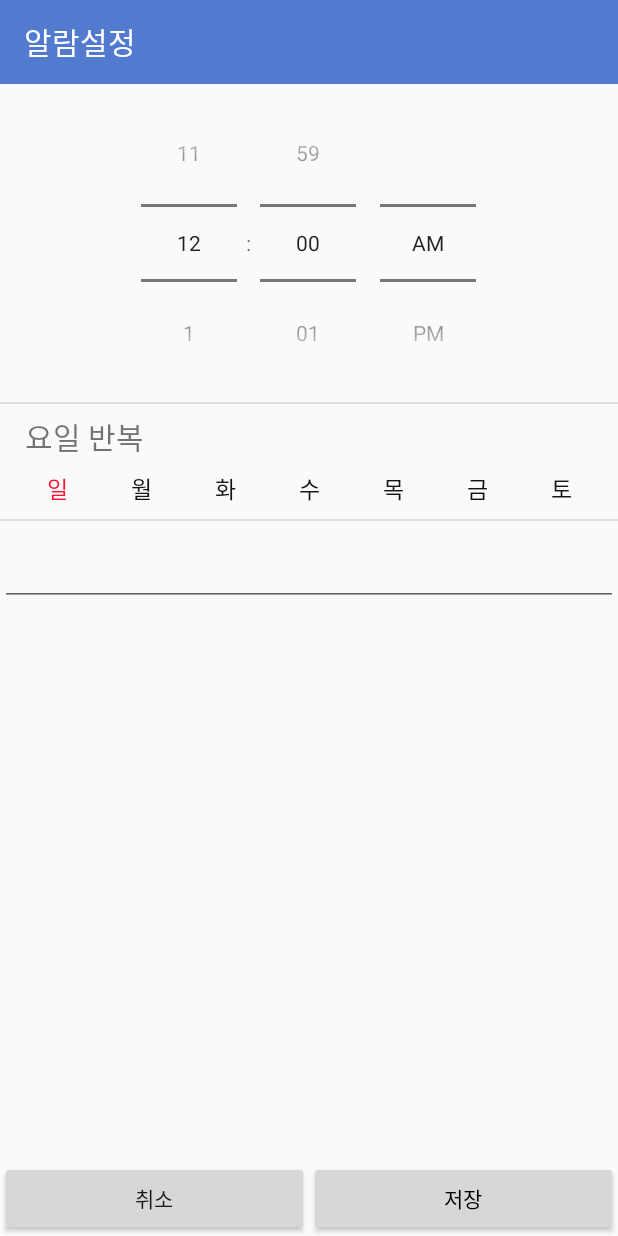
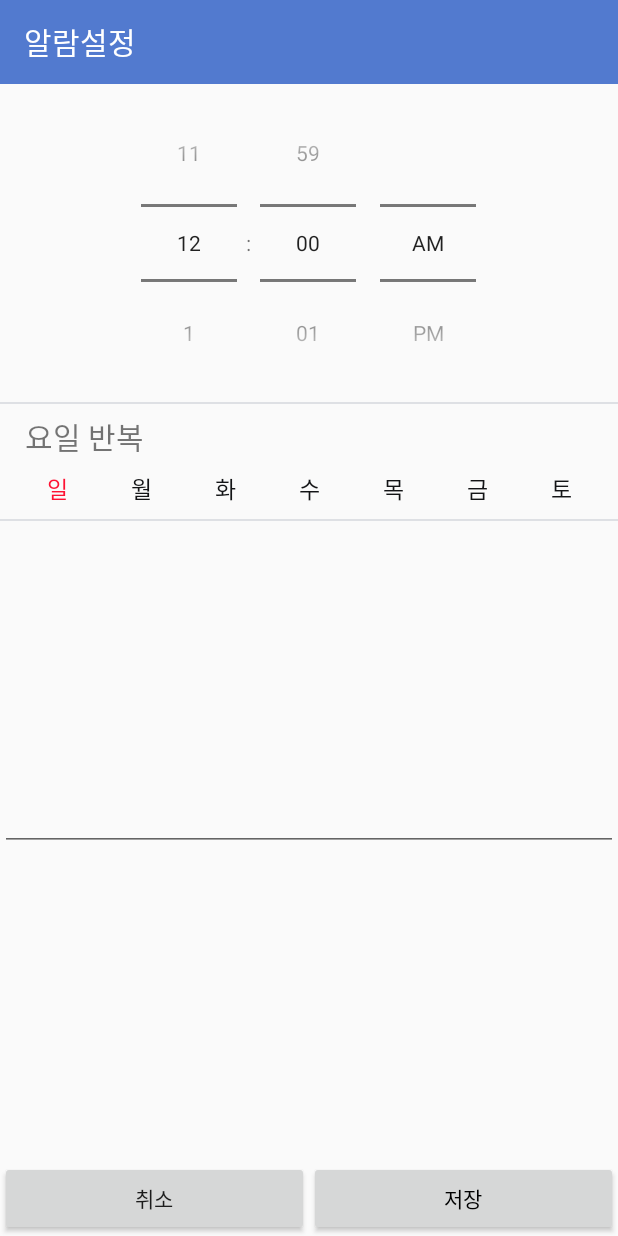
Before and after one commit to ShinSungIn/CaringForYouAndMe, an Android app: the AlarmSetActivity screen opened directly, with no data from a screen before it, on a phone screen of 412 x 824 dp. Run offline under Robolectric (Android 15) with nearby library versions, the phone set to English and light mode, and no system bars.

Commit message:
Alarm 작업 진행중 ( 버그 수정 진행중 )

```diff
--- a/app/src/main/AndroidManifest.xml
+++ b/app/src/main/AndroidManifest.xml
@@ -14,7 +14,7 @@
 	<uses-permission android:name="android.permission.READ_PROFILE"/>
 	<uses-permission android:name="android.permission.READ_CONTACTS"/>
 
-	<application android:allowBackup="true" android:icon="@mipmap/ic_launcher" android:label="@string/app_name" android:roundIcon="@mipmap/ic_launcher_round" android:supportsRtl="true" android:theme="@style/AppTheme.NoActionbar">
+	<application android:allowBackup="true" android:icon="@drawable/launcher" android:label="@string/app_name" android:roundIcon="@mipmap/ic_launcher_round" android:supportsRtl="true" android:theme="@style/AppTheme.NoActionbar">
 		<activity android:name=".LoginActivity" android:label="@string/app_name">
 			<intent-filter>
 				<action android:name="android.intent.action.MAIN"/>
--- a/app/src/main/res/layout/activity_alarm_set.xml
+++ b/app/src/main/res/layout/activity_alarm_set.xml
@@ -150,7 +150,9 @@
             app:layout_constraintTop_toBottomOf="@+id/linearlayout_select_week"
             android:id="@+id/edittext_alarm_set_content"
             android:layout_marginTop="10dp"
-            android:text="     \n 내용"
+            android:lines="8"
+            android:maxLines="10"
+            android:text=""
             android:textSize="20sp"
             android:layout_width="match_parent"
             android:layout_height="wrap_content"/>
```
Also changed, not shown: app/src/main/res/drawable/launcher.jpg (added).
